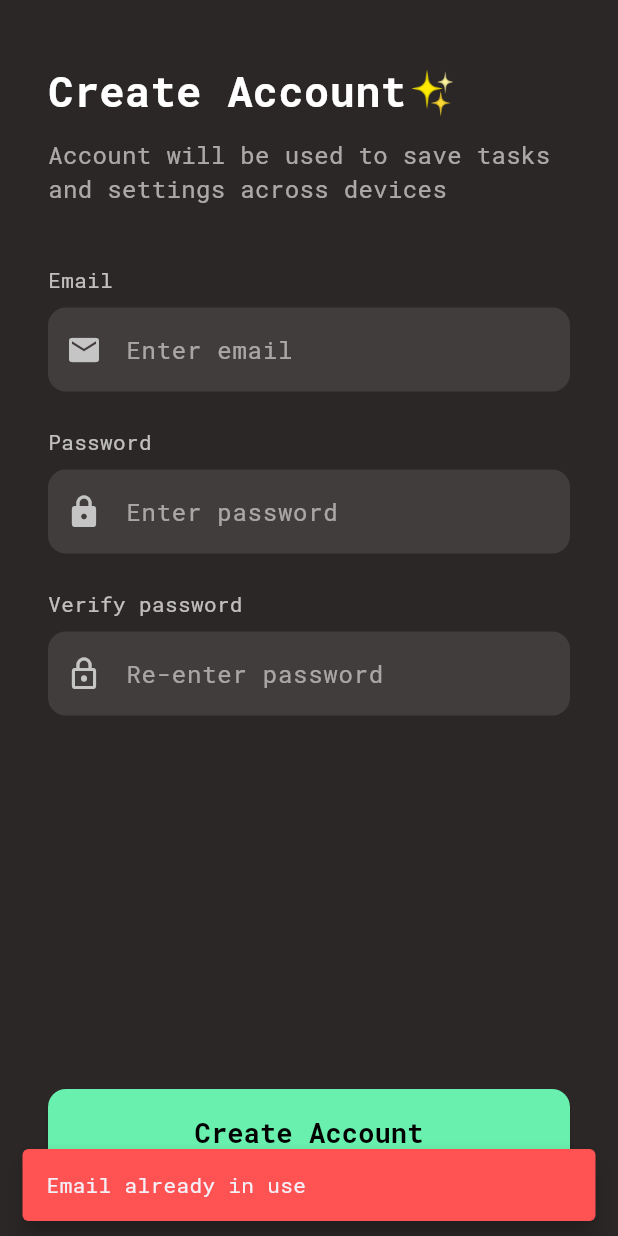
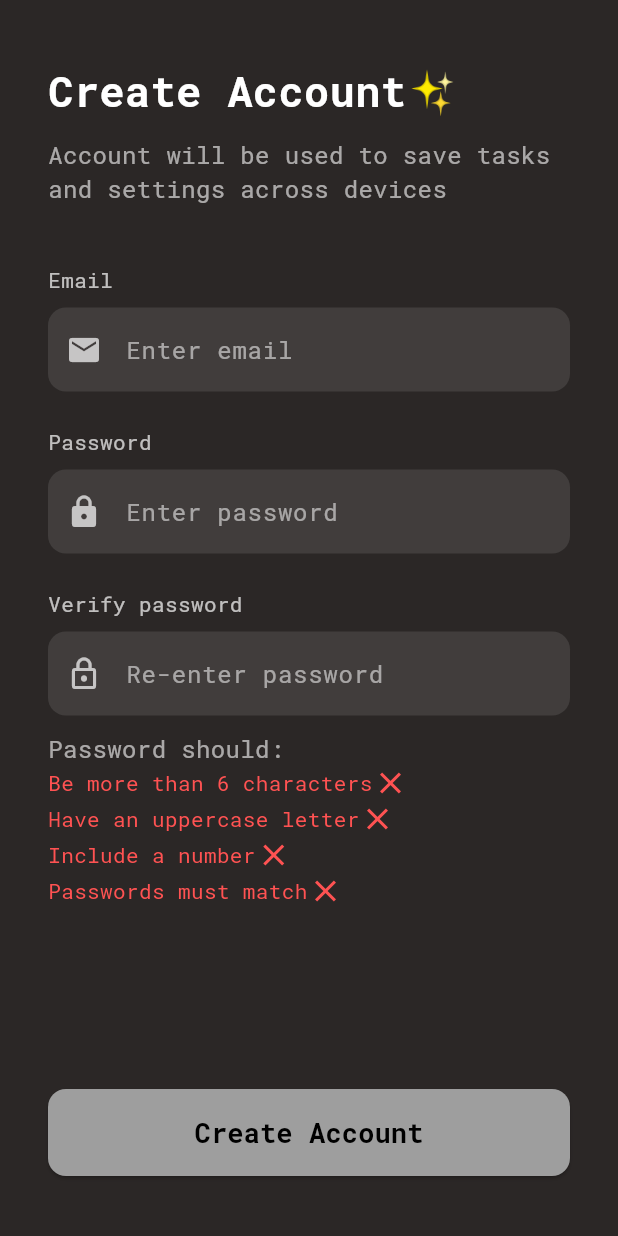
Before and after one commit to temevh/betterbrain, a Flutter app: the CreateAccountScreen screen opened by its route, after a tap on "Create Account", on a phone screen of 412 x 824 dp. Run offline on Flutter 3.47's test engine with Material 3 defaults, Android fonts, the phone set to English and light mode, and no system bars; our stand-ins replace cloud_firestore, firebase_core, font_awesome_flutter, table_calendar; accounts and stored records are empty; generated files the repository leaves out were written again.

Commit message:
password validation added

```diff
--- a/lib/screens/create_account_screen.dart
+++ b/lib/screens/create_account_screen.dart
@@ -12,6 +12,12 @@ class _CreateAccountScreenState extends State<CreateAccountScreen> {
   String email = "";
   String password = "";
   String passwordVerify = "";
+  Map<String, bool> passwordValidity = {
+    "Be more than 6 characters": false,
+    "Have an uppercase letter": false,
+    "Include a number": false,
+    "Passwords must match": false,
+  };
   bool errorCreating = false;
   String message = "";
 
@@ -51,6 +57,23 @@ class _CreateAccountScreenState extends State<CreateAccountScreen> {
     }
   }
 
+  Widget _passwordValidity(String prompt, bool validity) {
+    return Row(
+      children: [
+        Text(
+          prompt,
+          style: TextStyle(
+            color: validity ? Colors.greenAccent : Colors.redAccent,
+          ),
+        ),
+        Icon(
+          validity ? Icons.check : Icons.close,
+          color: validity ? Colors.greenAccent : Colors.redAccent,
+        ),
+      ],
+    );
+  }
+
   void _savePressed() async {
     Map<bool, String> addStatus = await createAccount(email, password);
 
@@ -73,6 +96,34 @@ class _CreateAccountScreenState extends State<CreateAccountScreen> {
         duration: const Duration(seconds: 3),
       ),
     );
+  }
+
+  void updatePassword(String value) {
+    setState(() {
+      passwordVerify = value;
+      _checkPasswordRules();
+    });
+  }
+
+  void updateMainPassword(String value) {
+    setState(() {
+      password = value;
+      _checkPasswordRules();
+    });
+  }
+
+  void _checkPasswordRules() {
+    setState(() {
+      passwordValidity["Be more than 6 characters"] = password.length > 6;
+      passwordValidity["Have an uppercase letter"] = password.contains(
+        RegExp(r'[A-Z]'),
+      );
+      passwordValidity["Include a number"] = password.contains(
+        RegExp(r'[0-9]'),
+      );
+      passwordValidity["Passwords must match"] =
+          password == passwordVerify && password.isNotEmpty;
+    });
   }
 
   @override
@@ -120,7 +171,7 @@ class _CreateAccountScreenState extends State<CreateAccountScreen> {
               _buildInputField(
                 "Enter password",
                 Icons.lock,
-                (value) => setState(() => password = value),
+                (value) => updateMainPassword(value),
                 obscure: true,
               ),
 
@@ -135,9 +186,22 @@ class _CreateAccountScreenState extends State<CreateAccountScreen> {
               _buildInputField(
                 "Re-enter password",
                 Icons.lock_outline,
-                (value) => setState(() => passwordVerify = value),
+                (value) => updatePassword(value),
                 obscure: true,
               ),
+              SizedBox(height: 10),
+              Opacity(
+                opacity: 0.6,
+                child: const Text(
+                  "Password should:",
+                  style: TextStyle(fontSize: 16, color: Colors.white),
+                ),
+              ),
+              ...passwordValidity.entries
+                  .map(
+                    (element) => _passwordValidity(element.key, element.value),
+                  )
+                  .toList(),
 
               const Spacer(),
 
@@ -147,11 +211,15 @@ class _CreateAccountScreenState extends State<CreateAccountScreen> {
                 child: ElevatedButton(
                   onPressed: () {
                     // TODO: Handle sign-up
-                    _savePressed();
+                    passwordValidity.containsValue(false)
+                        ? null
+                        : _savePressed();
                   },
                   style: ElevatedButton.styleFrom(
                     padding: const EdgeInsets.symmetric(vertical: 16),
-                    backgroundColor: Colors.greenAccent,
+                    backgroundColor: passwordValidity.containsValue(false)
+                        ? Colors.grey
+                        : Colors.greenAccent,
                     foregroundColor: Colors.black,
                     shape: RoundedRectangleBorder(
                       borderRadius: BorderRadius.circular(12),
--- a/lib/services/database_service.dart
+++ b/lib/services/database_service.dart
@@ -1,5 +1,3 @@
-import 'package:flutter/foundation.dart';
-import 'package:flutter/material.dart';
 import 'package:cloud_firestore/cloud_firestore.dart';
 import 'dart:math';
 
@@ -77,6 +75,7 @@ Future<bool> saveTask(
 }
 
 Future<Map<bool, String>> createAccount(String email, String password) async {
+  print("Email $email password $password");
   try {
     final usersRef = FirebaseFirestore.instance.collection("users");
 
```
